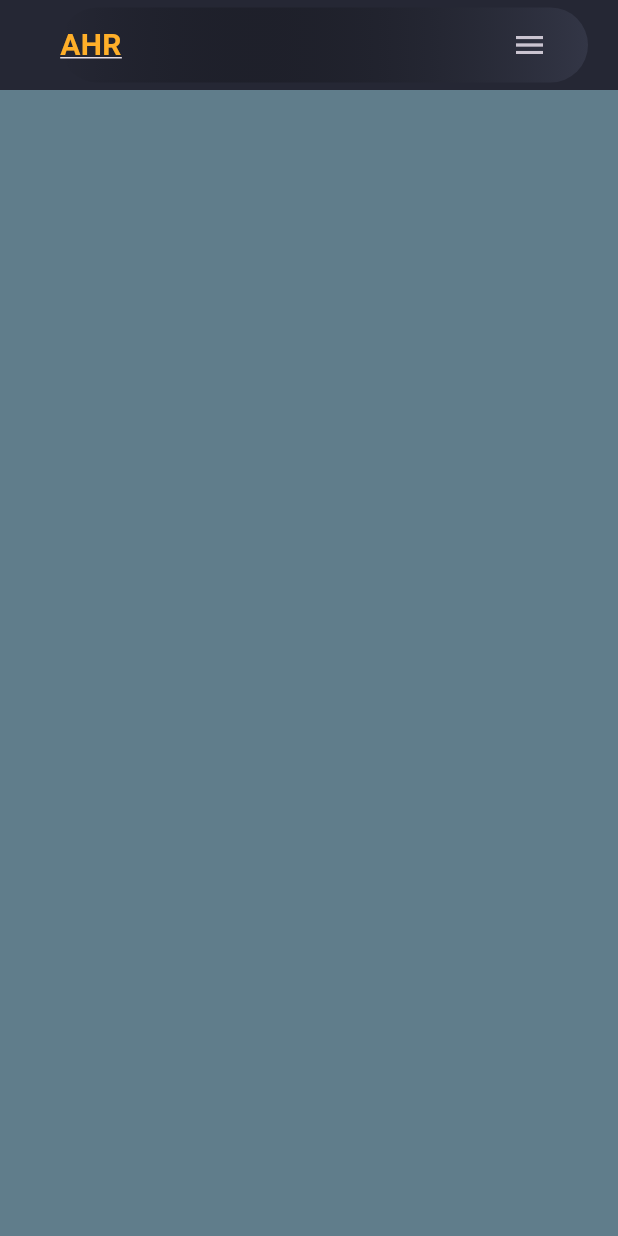
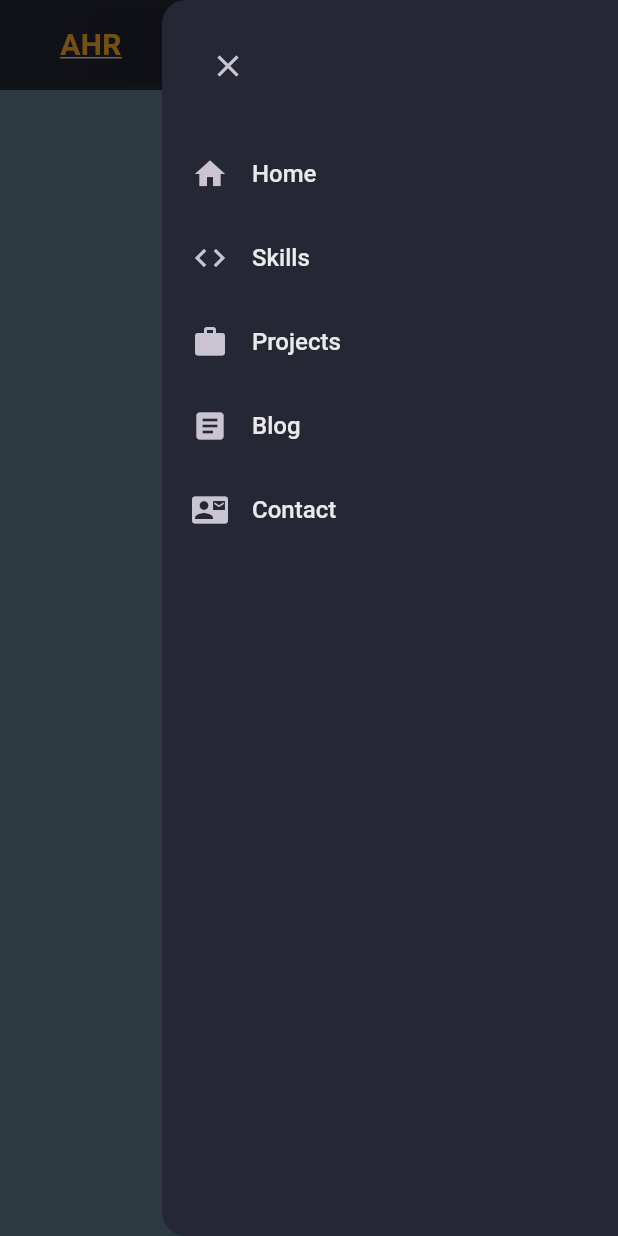
Before and after one commit to AhmedRasmy1/my_portfolio, a Flutter app: the screen it shows after launch, with the side drawer open (before the commit the screen has no drawer), on a phone screen of 412 x 824 dp. Run offline on Flutter 3.47's test engine with Material 3 defaults, Android fonts, the phone set to English and light mode, and no system bars.

Commit message:
Implement mobile drawer and refactor header component for improved navigation

```diff
--- a/lib/constants/nav_items.dart
+++ b/lib/constants/nav_items.dart
@@ -1 +1,10 @@
+import 'package:flutter/material.dart';
+
 List<String> navItems = ['Home', 'Skills', 'Projects', 'Blog', 'Contact'];
+List<IconData> navIcons = [
+  Icons.home,
+  Icons.code,
+  Icons.work,
+  Icons.article,
+  Icons.contact_mail,
+];
--- a/lib/pages/home_page.dart
+++ b/lib/pages/home_page.dart
@@ -1,9 +1,10 @@
+import 'dart:developer';
+
 import 'package:flutter/material.dart';
 import 'package:my_portfolio/constants/colors.dart';
 import 'package:my_portfolio/constants/nav_items.dart';
-import 'package:my_portfolio/styles/style.dart';
+import 'package:my_portfolio/widgets/drawer_mobil.dart';
 import 'package:my_portfolio/widgets/header_for_mobil.dart';
-import 'package:my_portfolio/widgets/header_for_website.dart';
 import 'package:my_portfolio/widgets/site_logo.dart';
 
 class HomePage extends StatefulWidget {
@@ -14,40 +15,32 @@ class HomePage extends StatefulWidget {
 }
 
 class _HomePageState extends State<HomePage> {
+  final scaffoldKey = GlobalKey<ScaffoldState>();
+
   @override
   Widget build(BuildContext context) {
     return Scaffold(
+      key: scaffoldKey,
       backgroundColor: CustomColor.scaffoldBg,
+      endDrawer: DrawerMobile(),
       body: ListView(
         scrollDirection: Axis.vertical,
         children: [
-          //Main Section
-          // HeaderForWebsite(),
-          HeaderForMobile(onLogoTap: () {}, onMenuTap: () {}),
-          //About Me Section
-          Container(
-            height: 500,
-            width: double.maxFinite,
-            color: Colors.blueGrey,
+          Builder(
+            builder: (context) {
+              return HeaderForMobile(
+                onLogoTap: () {},
+                onMenuTap: () {
+                  Scaffold.of(context).openEndDrawer();
+                  log("Menu Tapped");
+                },
+              );
+            },
           ),
-          //Projects Section
-          Container(
-            height: 500,
-            width: double.maxFinite,
-            color: Colors.blueGrey,
-          ),
-          //Contact Me Section
-          Container(
-            height: 500,
-            width: double.maxFinite,
-            color: Colors.blueGrey,
-          ),
-          //Footer Section
-          Container(
-            height: 100,
-            width: double.maxFinite,
-            color: Colors.blueGrey,
-          ),
+          Container(height: 500, color: Colors.blueGrey),
+          Container(height: 500, color: Colors.blueGrey),
+          Container(height: 500, color: Colors.blueGrey),
+          Container(height: 100, color: Colors.blueGrey),
         ],
       ),
     );
--- /dev/null
+++ b/lib/widgets/drawer_mobil.dart
@@ -0,0 +1,42 @@
+import 'package:flutter/material.dart';
+import 'package:my_portfolio/constants/colors.dart';
+import 'package:my_portfolio/constants/nav_items.dart';
+
+class DrawerMobile extends StatelessWidget {
+  const DrawerMobile({super.key});
+
+  @override
+  Widget build(BuildContext context) {
+    return Drawer(
+      backgroundColor: CustomColor.scaffoldBg,
+      child: ListView(
+        children: [
+          Align(
+            alignment: Alignment.topLeft,
+            child: Padding(
+              padding: EdgeInsets.only(left: 20, top: 20, bottom: 20),
+              child: IconButton(
+                onPressed: () {
+                  Navigator.of(context).pop();
+                },
+                icon: Icon(Icons.close),
+              ),
+            ),
+          ),
+          for (var i = 0; i < navIcons.length; i++)
+            ListTile(
+              contentPadding: EdgeInsets.symmetric(horizontal: 20),
+              titleTextStyle: TextStyle(
+                color: CustomColor.whitePrimary,
+                fontSize: 16,
+                fontWeight: FontWeight.w500,
+              ),
+              leading: Icon(navIcons[i]),
+              title: Text(navItems[i]),
+              onTap: () {},
+            ),
+        ],
+      ),
+    );
+  }
+}
--- a/lib/widgets/header_for_mobil.dart
+++ b/lib/widgets/header_for_mobil.dart
@@ -4,8 +4,8 @@ import 'package:my_portfolio/widgets/site_logo.dart';
 
 class HeaderForMobile extends StatelessWidget {
   const HeaderForMobile({super.key, this.onLogoTap, this.onMenuTap});
-  final void Function()? onLogoTap;
-  final void Function()? onMenuTap;
+  final VoidCallback? onLogoTap;
+  final VoidCallback? onMenuTap;
 
   @override
   Widget build(BuildContext context) {
--- a/lib/widgets/site_logo.dart
+++ b/lib/widgets/site_logo.dart
@@ -3,7 +3,7 @@ import 'package:my_portfolio/constants/colors.dart';
 
 class SiteLogo extends StatelessWidget {
   const SiteLogo({super.key, this.onTap});
-  final void Function()? onTap;
+  final VoidCallback? onTap;
   @override
   Widget build(BuildContext context) {
     return GestureDetector(
```
